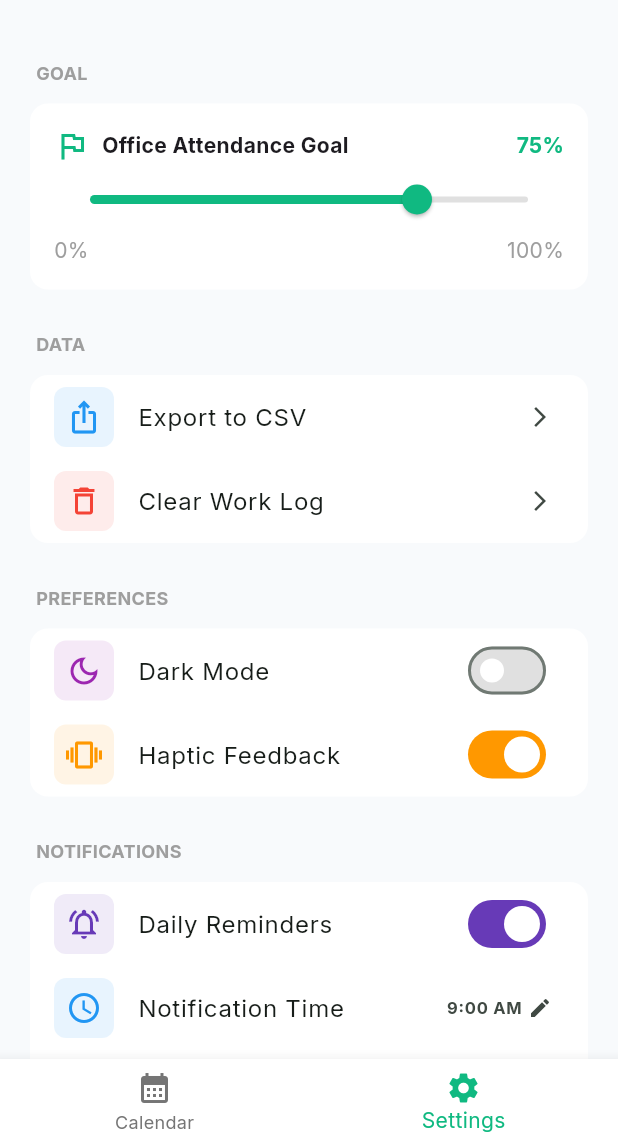
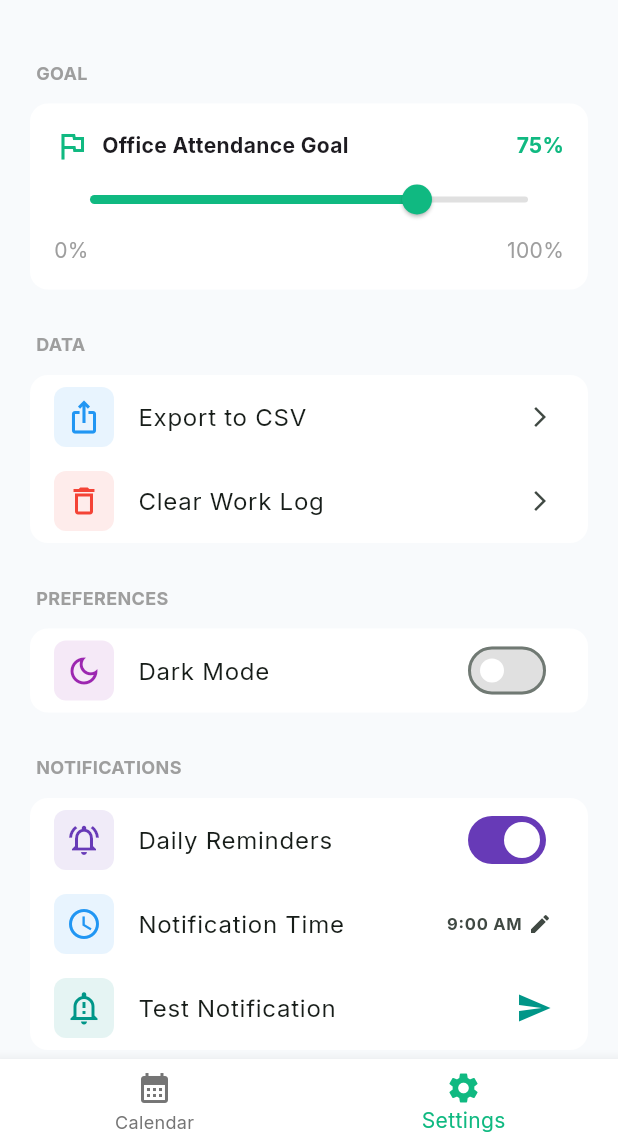
Before and after one commit to sharkie63/areuwfo, a Flutter app: the screen it shows after launch, item 2 of the bottom bar chosen, on a phone screen of 412 x 824 dp, the part 90-1236 px from its top. Run offline on Flutter 3.47's test engine with Material 3 defaults, Android fonts, the phone set to English and light mode, and no system bars; our stand-ins replace firebase_analytics, firebase_core, firebase_crashlytics, flutter_local_notifications, go_router, google_fonts and 4 more; accounts and stored records are empty.

Commit message:
Enable haptic feedback by default for all interactive elements
- Removed non-functional haptic feedback toggle from settings
- Enabled haptic feedback by default for calendar date taps
- Added haptic feedback to all settings tiles
- Added haptic feedback to bottom navigation bar
- Works on both iOS and Android platforms

```diff
--- a/lib/main.dart
+++ b/lib/main.dart
@@ -404,6 +404,7 @@
       bottomNavigationBar: BottomNavigationBar(
         currentIndex: navigationShell.currentIndex,
         onTap: (index) {
+          HapticFeedback.selectionClick();
           navigationShell.goBranch(index, initialLocation: index == navigationShell.currentIndex);
         },
         items: const [
@@ -610,9 +611,7 @@
                   isCurrentDay: isCurrentDay,
                   onTap: () async {
                     if (!isWeekend) {
-                      if (themeProvider.hapticFeedbackEnabled) {
-                        HapticFeedback.mediumImpact();
-                      }
+                      HapticFeedback.mediumImpact();
                       final nextStatus = WorkStatus
                           .values[(status.index + 1) % WorkStatus.values.length];
                       await workLog.updateStatus(date, nextStatus);
--- a/lib/settings_page_new.dart
+++ b/lib/settings_page_new.dart
@@ -1,5 +1,6 @@
 import 'dart:io';
 import 'package:flutter/material.dart';
+import 'package:flutter/services.dart';
 import 'package:go_router/go_router.dart';
 import 'package:myapp/main.dart';
 import 'package:myapp/notifications.dart';
@@ -216,21 +217,6 @@
                     inactiveTrackColor: isDarkMode ? Colors.grey.shade700 : Colors.grey.shade300,
                   ),
                 ),
-                _SettingsTile(
-                  icon: Icons.vibration,
-                  iconColor: Colors.orange,
-                  title: 'Haptic Feedback',
-                  trailing: Switch(
-                    value: themeProvider.hapticFeedbackEnabled,
-                    onChanged: (value) {
-                      themeProvider.setHapticFeedback(value);
-                    },
-                    activeColor: Colors.white,
-                    activeTrackColor: Colors.orange,
-                    inactiveThumbColor: Colors.white,
-                    inactiveTrackColor: isDarkMode ? Colors.grey.shade700 : Colors.grey.shade300,
-                  ),
-                ),
               ],
             ),
             const _SettingsHeader(title: 'NOTIFICATIONS'),
@@ -393,7 +379,10 @@
       ),
       title: Text(title, style: TextStyle(color: effectiveTitleColor)),
       trailing: trailing ?? (onTap != null ? Icon(Icons.arrow_forward_ios, size: 16, color: effectiveTitleColor) : null),
-      onTap: enabled ? onTap : null,
+      onTap: enabled && onTap != null ? () {
+        HapticFeedback.mediumImpact();
+        onTap!();
+      } : null,
       enabled: enabled,
     );
   }
```
